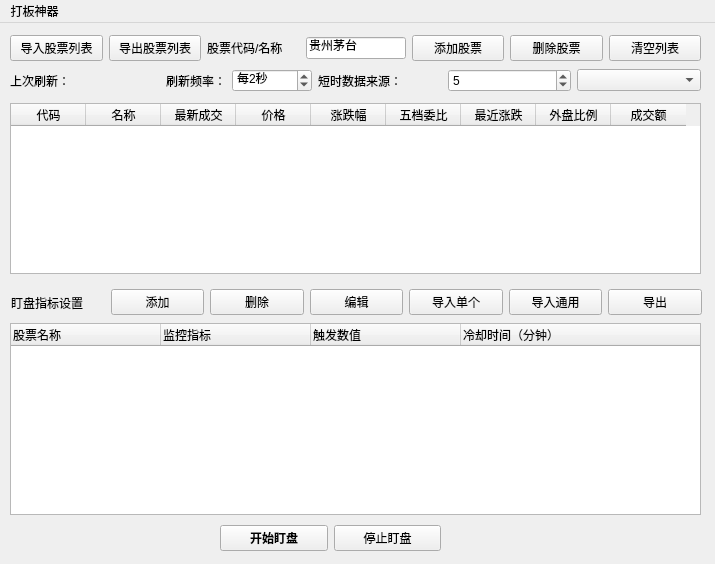
First picture: the form in QtDesign/LiveTracker.ui, repository victor647/QuantumStockTrade, before the edit.
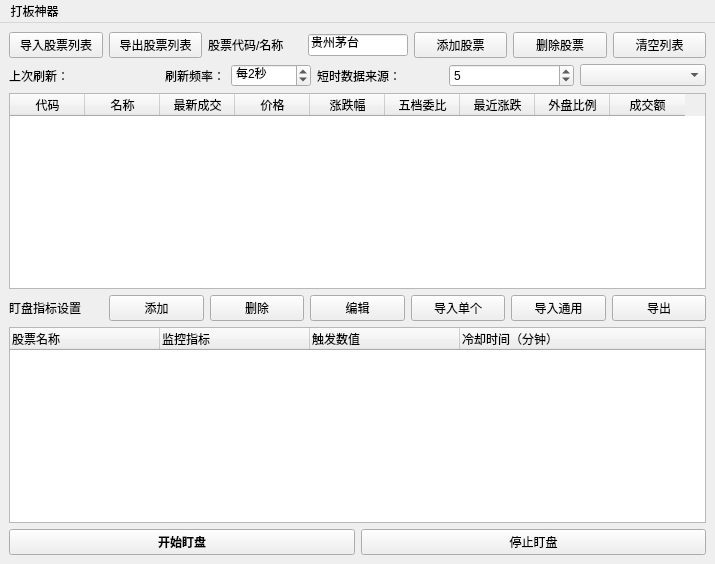
Second picture: the form after the edit.

Diff of the .ui file:
```diff
--- a/QtDesign/LiveTracker.ui
+++ b/QtDesign/LiveTracker.ui
@@ -14,89 +14,7 @@
    <string>实时盯盘助手</string>
   </property>
   <widget class="QWidget" name="centralwidget">
-   <widget class="QTableWidget" name="tblStockList">
-    <property name="geometry">
-     <rect>
-      <x>10</x>
-      <y>80</y>
-      <width>691</width>
-      <height>171</height>
-     </rect>
-    </property>
-    <property name="font">
-     <font>
-      <family>Helvetica</family>
-      <pointsize>9</pointsize>
-     </font>
-    </property>
-    <property name="editTriggers">
-     <set>QAbstractItemView::AnyKeyPressed|QAbstractItemView::EditKeyPressed</set>
-    </property>
-    <property name="rowCount">
-     <number>0</number>
-    </property>
-    <attribute name="horizontalHeaderDefaultSectionSize">
-     <number>75</number>
-    </attribute>
-    <attribute name="verticalHeaderDefaultSectionSize">
-     <number>25</number>
-    </attribute>
-    <column>
-     <property name="text">
-      <string>代码</string>
-     </property>
-    </column>
-    <column>
-     <property name="text">
-      <string>名称</string>
-     </property>
-    </column>
-    <column>
-     <property name="text">
-      <string>最新成交</string>
-     </property>
-    </column>
-    <column>
-     <property name="text">
-      <string>价格</string>
-     </property>
-    </column>
-    <column>
-     <property name="text">
-      <string>涨跌幅</string>
-     </property>
-    </column>
-    <column>
-     <property name="text">
-      <string>五档委比</string>
-     </property>
-    </column>
-    <column>
-     <property name="text">
-      <string>最近涨跌</string>
-     </property>
-    </column>
-    <column>
-     <property name="text">
-      <string>外盘比例</string>
-     </property>
-    </column>
-    <column>
-     <property name="text">
-      <string>成交额</string>
-     </property>
-    </column>
-   </widget>
-   <widget class="QWidget" name="layoutWidget">
-    <property name="geometry">
-     <rect>
-      <x>10</x>
-      <y>10</y>
-      <width>691</width>
-      <height>62</height>
-     </rect>
-    </property>
-    <layout class="QVBoxLayout" name="verticalLayout_3">
+   <layout class="QVBoxLayout" name="verticalLayout">
      <item>
       <layout class="QHBoxLayout" name="horizontalLayout">
        <item>
@@ -306,96 +224,74 @@
        </item>
       </layout>
      </item>
-    </layout>
-   </widget>
-   <widget class="QTreeWidget" name="trwMonitorConditions">
-    <property name="geometry">
-     <rect>
-      <x>10</x>
-      <y>300</y>
-      <width>691</width>
-      <height>192</height>
-     </rect>
+    <item>
+     <widget class="QTableWidget" name="tblStockList">
+      <property name="font">
+       <font>
+        <family>Helvetica</family>
+        <pointsize>9</pointsize>
+       </font>
     </property>
     <property name="editTriggers">
-     <set>QAbstractItemView::SelectedClicked</set>
-    </property>
-    <attribute name="headerMinimumSectionSize">
-     <number>150</number>
-    </attribute>
-    <attribute name="headerDefaultSectionSize">
-     <number>150</number>
+       <set>QAbstractItemView::AnyKeyPressed|QAbstractItemView::EditKeyPressed</set>
+      </property>
+      <property name="rowCount">
+       <number>0</number>
+      </property>
+      <attribute name="horizontalHeaderDefaultSectionSize">
+       <number>75</number>
+      </attribute>
+      <attribute name="verticalHeaderDefaultSectionSize">
+       <number>25</number>
     </attribute>
     <column>
      <property name="text">
-      <string>股票名称</string>
+        <string>代码</string>
      </property>
     </column>
     <column>
      <property name="text">
-      <string>监控指标</string>
+        <string>名称</string>
      </property>
     </column>
     <column>
      <property name="text">
-      <string>触发数值</string>
+        <string>最新成交</string>
      </property>
     </column>
     <column>
      <property name="text">
-      <string>冷却时间（分钟）</string>
-     </property>
-    </column>
-   </widget>
-   <widget class="QWidget" name="layoutWidget">
-    <property name="geometry">
-     <rect>
-      <x>220</x>
-      <y>500</y>
-      <width>221</width>
-      <height>31</height>
-     </rect>
-    </property>
-    <layout class="QHBoxLayout" name="horizontalLayout_3">
-     <item>
-      <widget class="QPushButton" name="btnStartTracking">
-       <property name="font">
-        <font>
-         <family>Helvetica</family>
-         <pointsize>9</pointsize>
-         <weight>75</weight>
-         <bold>true</bold>
-        </font>
+        <string>价格</string>
+       </property>
+      </column>
+      <column>
+       <property name="text">
+        <string>涨跌幅</string>
+       </property>
+      </column>
+      <column>
+       <property name="text">
+        <string>五档委比</string>
        </property>
+      </column>
+      <column>
        <property name="text">
-        <string>开始盯盘</string>
+        <string>最近涨跌</string>
        </property>
-      </widget>
-     </item>
-     <item>
-      <widget class="QPushButton" name="btnStopTracking">
-       <property name="font">
-        <font>
-         <family>Helvetica</family>
-         <pointsize>9</pointsize>
-        </font>
+      </column>
+      <column>
+       <property name="text">
+        <string>外盘比例</string>
        </property>
+      </column>
+      <column>
        <property name="text">
-        <string>停止盯盘</string>
+        <string>成交额</string>
        </property>
-      </widget>
-     </item>
-    </layout>
-   </widget>
-   <widget class="QWidget" name="layoutWidget">
-    <property name="geometry">
-     <rect>
-      <x>11</x>
-      <y>266</y>
-      <width>691</width>
-      <height>27</height>
-     </rect>
-    </property>
+      </column>
+     </widget>
+    </item>
+    <item>
     <layout class="QHBoxLayout" name="horizontalLayout_4">
      <item>
       <widget class="QLabel" name="lblMonitorConditions">
@@ -488,7 +384,73 @@
       </widget>
      </item>
     </layout>
-   </widget>
+    </item>
+    <item>
+     <widget class="QTreeWidget" name="trwMonitorConditions">
+      <property name="editTriggers">
+       <set>QAbstractItemView::SelectedClicked</set>
+      </property>
+      <attribute name="headerMinimumSectionSize">
+       <number>150</number>
+      </attribute>
+      <attribute name="headerDefaultSectionSize">
+       <number>150</number>
+      </attribute>
+      <column>
+       <property name="text">
+        <string>股票名称</string>
+       </property>
+      </column>
+      <column>
+       <property name="text">
+        <string>监控指标</string>
+       </property>
+      </column>
+      <column>
+       <property name="text">
+        <string>触发数值</string>
+       </property>
+      </column>
+      <column>
+       <property name="text">
+        <string>冷却时间（分钟）</string>
+       </property>
+      </column>
+     </widget>
+    </item>
+    <item>
+     <layout class="QHBoxLayout" name="horizontalLayout_3">
+      <item>
+       <widget class="QPushButton" name="btnStartTracking">
+        <property name="font">
+         <font>
+          <family>Helvetica</family>
+          <pointsize>9</pointsize>
+          <weight>75</weight>
+          <bold>true</bold>
+         </font>
+        </property>
+        <property name="text">
+         <string>开始盯盘</string>
+        </property>
+       </widget>
+      </item>
+      <item>
+       <widget class="QPushButton" name="btnStopTracking">
+        <property name="font">
+         <font>
+          <family>Helvetica</family>
+          <pointsize>9</pointsize>
+         </font>
+        </property>
+        <property name="text">
+         <string>停止盯盘</string>
+        </property>
+       </widget>
+      </item>
+     </layout>
+    </item>
+   </layout>
   </widget>
   <widget class="QMenuBar" name="menubar">
    <property name="geometry">
```
Left out of the diff: 2 changed lines with no effect on the pictures. Lines whose indentation alone changed are shown as unchanged.
